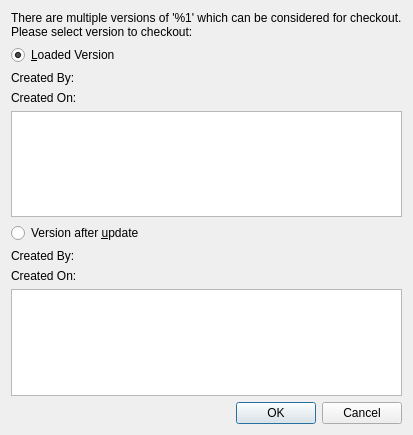
This is src/plugins/clearcase/versionselector.ui in qt-creator/qt-creator as Qt 5 draws it before an edit. The edited form follows.
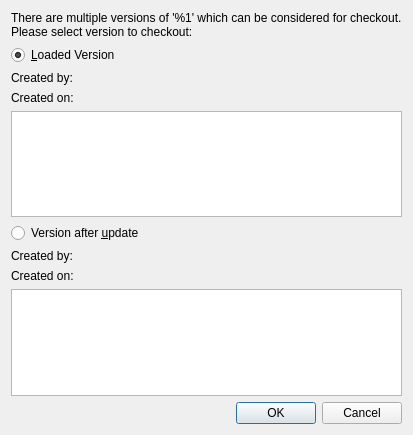
This is the edited form.

The edit to the form file:
```diff
--- a/src/plugins/clearcase/versionselector.ui
+++ b/src/plugins/clearcase/versionselector.ui
@@ -49,7 +49,7 @@
      <item row="1" column="0">
       <widget class="QLabel" name="loadedCreatedByHeaderLabel">
        <property name="text">
-        <string>Created By:</string>
+        <string>Created by:</string>
        </property>
       </widget>
      </item>
@@ -63,7 +63,7 @@
      <item row="2" column="0">
       <widget class="QLabel" name="loadedCreatedOnHeaderLabel">
        <property name="text">
-        <string>Created On:</string>
+        <string>Created on:</string>
        </property>
       </widget>
      </item>
@@ -91,7 +91,7 @@
      <item row="1" column="0">
       <widget class="QLabel" name="updatedCreatedByHeaderLabel">
        <property name="text">
-        <string>Created By:</string>
+        <string>Created by:</string>
        </property>
       </widget>
      </item>
@@ -105,7 +105,7 @@
      <item row="2" column="0">
       <widget class="QLabel" name="updatedCreatedOnHeaderLabel">
        <property name="text">
-        <string extracomment="Date">Created On:</string>
+        <string extracomment="Date">Created on:</string>
        </property>
       </widget>
      </item>
```
